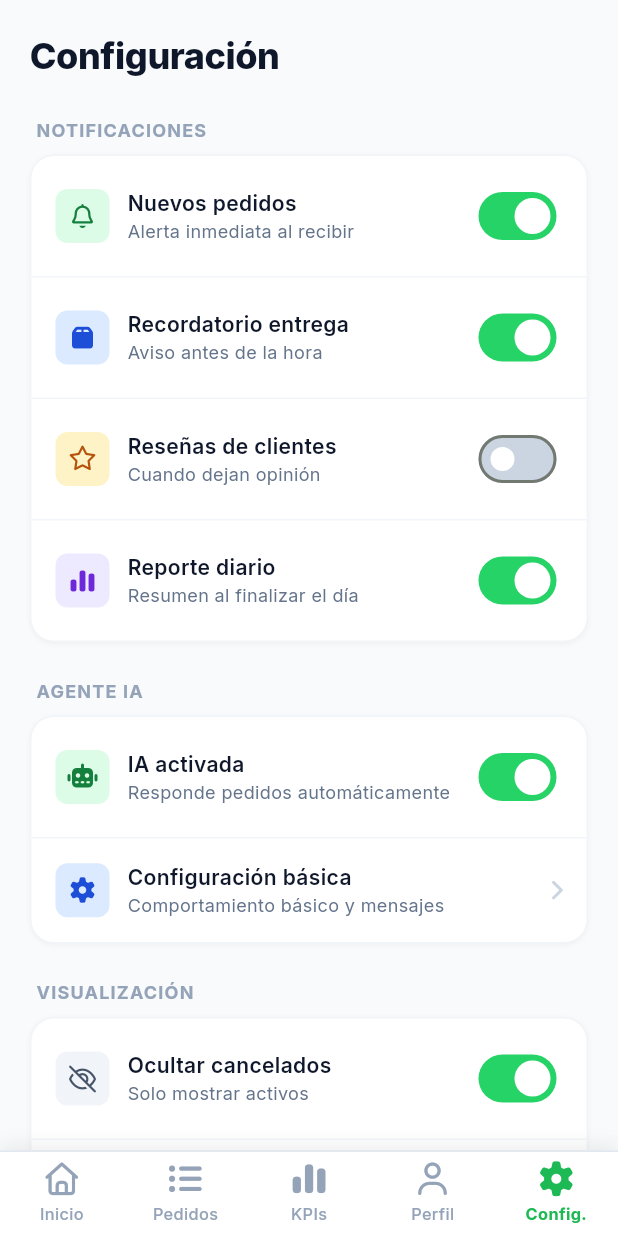
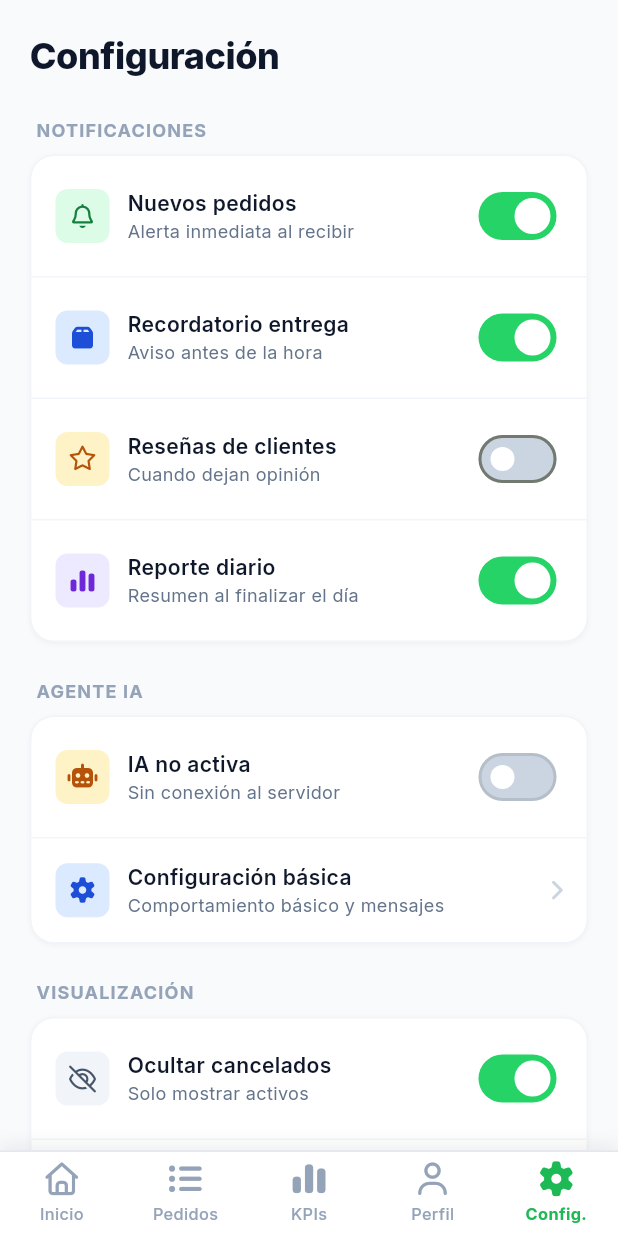
Before and after one commit to Curcolor/ProntoApp-, a Flutter app: the ManagerMainScreen screen opened by its route, item 5 of the bottom bar chosen, on a phone screen of 412 x 824 dp. Run offline on Flutter 3.47's test engine with Material 3 defaults, Android fonts, the phone set to English and light mode, and no system bars; our stand-ins replace flutter_svg, font_awesome_flutter, google_fonts, shared_preferences; accounts and stored records are empty; network calls fail.

Commit message:
feat(settings): inhabilitar configuracion de IA sin conexion
- settings_screen.dart: conectar la fila de toggle de IA al OrderProvider
- settings_screen.dart: cambiar titulo y subtitulo dinamicamente (IA no activa)
- settings_screen.dart: deshabilitar (gris) el Switch si no hay conexion

```diff
--- a/lib/features/manager/screens/settings_screen.dart
+++ b/lib/features/manager/screens/settings_screen.dart
@@ -1,7 +1,9 @@
 import 'package:flutter/material.dart';
 import 'package:google_fonts/google_fonts.dart';
 import 'package:font_awesome_flutter/font_awesome_flutter.dart';
+import 'package:provider/provider.dart';
 import 'package:prontoapp/core/constants/app_colors.dart';
+import 'package:prontoapp/features/manager/data/providers/order_provider.dart';
 
 class SettingsScreen extends StatefulWidget {
   const SettingsScreen({super.key});
@@ -84,15 +86,21 @@ class _SettingsScreenState extends State<SettingsScreen> {
           const SizedBox(height: 24),
           _buildSectionTitle('AGENTE IA'),
           const SizedBox(height: 8),
-          _buildSettingsGroup([
+          Consumer<OrderProvider>(
+            builder: (context, orderProvider, child) {
+              final bool conectada = orderProvider.estaConectado;
+
+              return _buildSettingsGroup([
                 _buildToggleRow(
                   icon: FontAwesomeIcons.robot,
-              iconBgColor: AppColors.successBg,
-              iconColor: AppColors.successText,
-              title: 'IA activada',
-              subtitle: 'Responde pedidos automáticamente',
-              value: _aiEnabled,
-              onChanged: (val) => setState(() => _aiEnabled = val),
+                  iconBgColor: conectada ? AppColors.successBg : AppColors.warningBg,
+                  iconColor: conectada ? AppColors.successText : AppColors.warningText,
+                  title: conectada ? 'IA activada' : 'IA no activa',
+                  subtitle: conectada
+                      ? 'Responde pedidos automáticamente'
+                      : 'Sin conexión al servidor',
+                  value: conectada ? _aiEnabled : false,
+                  onChanged: conectada ? (val) => setState(() => _aiEnabled = val) : null,
                 ),
                 _buildNavigationRow(
                   icon: FontAwesomeIcons.gear,
@@ -102,7 +110,9 @@ class _SettingsScreenState extends State<SettingsScreen> {
                   subtitle: 'Comportamiento básico y mensajes',
                   isLast: true,
                 ),
-          ]),
+              ]);
+            },
+          ),
 
           const SizedBox(height: 24),
           _buildSectionTitle('VISUALIZACIÓN'),
@@ -213,7 +223,7 @@ class _SettingsScreenState extends State<SettingsScreen> {
     required String title,
     required String subtitle,
     required bool value,
-    required ValueChanged<bool> onChanged,
+    required ValueChanged<bool>? onChanged,
     bool isLast = false,
   }) {
     return Container(
```
Lines whose indentation alone changed are shown as unchanged.
